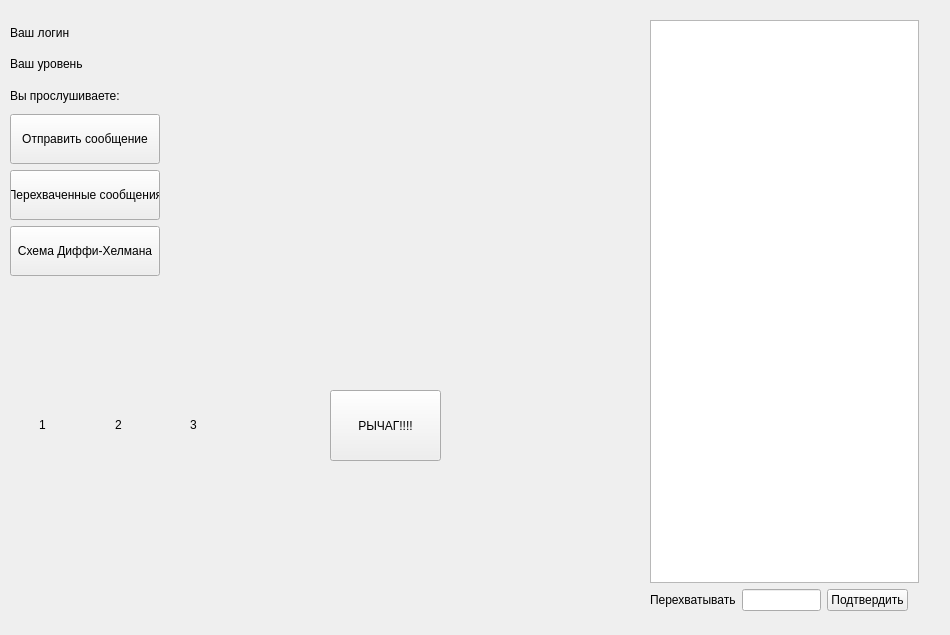
Before: the Qt Designer form home_window.ui in shm0nya/Lipilin-s-game, drawn with Qt 5.
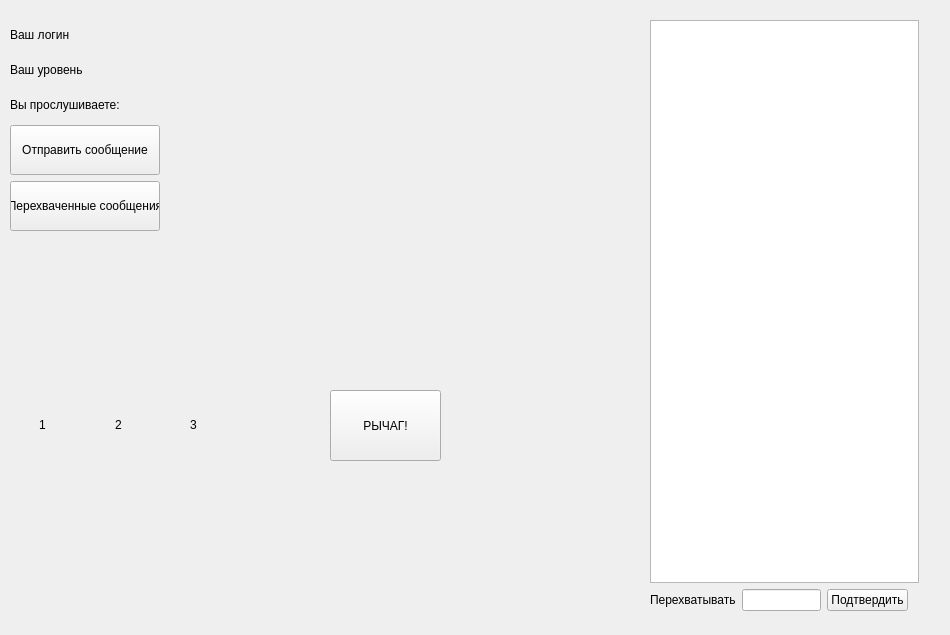
After: the same form once the commit is applied.

What changed in the file:
```diff
--- a/home_window.ui
+++ b/home_window.ui
@@ -90,8 +90,8 @@
     <rect>
      <x>10</x>
      <y>20</y>
-     <width>216</width>
-     <height>256</height>
+     <width>211</width>
+     <height>211</height>
     </rect>
    </property>
    <layout class="QVBoxLayout" name="componate">
@@ -249,6 +249,19 @@
         </property>
        </widget>
       </item>
+      <item>
+       <spacer name="horizontalSpacer_6">
+        <property name="orientation">
+         <enum>Qt::Horizontal</enum>
+        </property>
+        <property name="sizeHint" stdset="0">
+         <size>
+          <width>40</width>
+          <height>20</height>
+         </size>
+        </property>
+       </spacer>
+      </item>
       <item>
        <widget class="QLabel" name="lbl_new_intercepted_msg">
         <property name="minimumSize">
@@ -284,40 +297,7 @@
      </layout>
     </item>
     <item>
-     <layout class="QHBoxLayout" name="componate_button_diifi">
-      <item>
-       <widget class="QPushButton" name="button_diffi_helman">
-        <property name="minimumSize">
-         <size>
-          <width>150</width>
-          <height>50</height>
-         </size>
-        </property>
-        <property name="maximumSize">
-         <size>
-          <width>150</width>
-          <height>50</height>
-         </size>
-        </property>
-        <property name="text">
-         <string>Схема Диффи-Хелмана</string>
-        </property>
-       </widget>
-      </item>
-      <item>
-       <spacer name="horizontalSpacer_6">
-        <property name="orientation">
-         <enum>Qt::Horizontal</enum>
-        </property>
-        <property name="sizeHint" stdset="0">
-         <size>
-          <width>40</width>
-          <height>20</height>
-         </size>
-        </property>
-       </spacer>
-      </item>
-     </layout>
+     <layout class="QHBoxLayout" name="componate_button_diifi"/>
     </item>
    </layout>
   </widget>
@@ -331,7 +311,7 @@
     </rect>
    </property>
    <property name="text">
-    <string>РЫЧАГ!!!!</string>
+    <string>РЫЧАГ!</string>
    </property>
   </widget>
   <widget class="QWidget" name="horizontalLayoutWidget">
```
